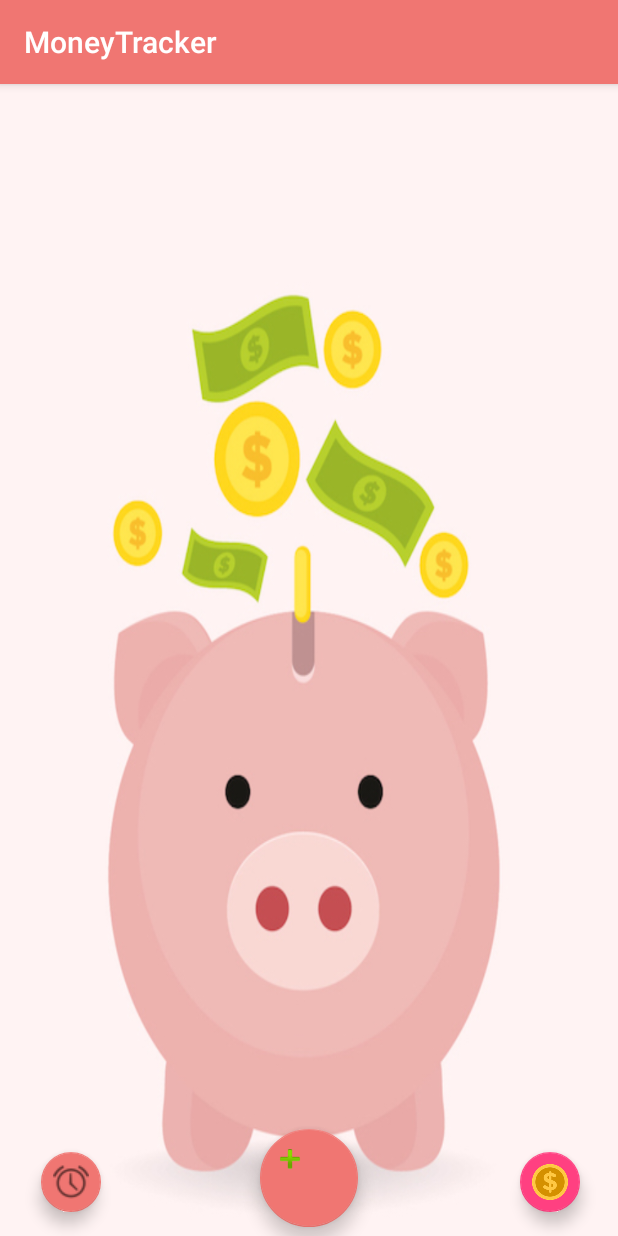
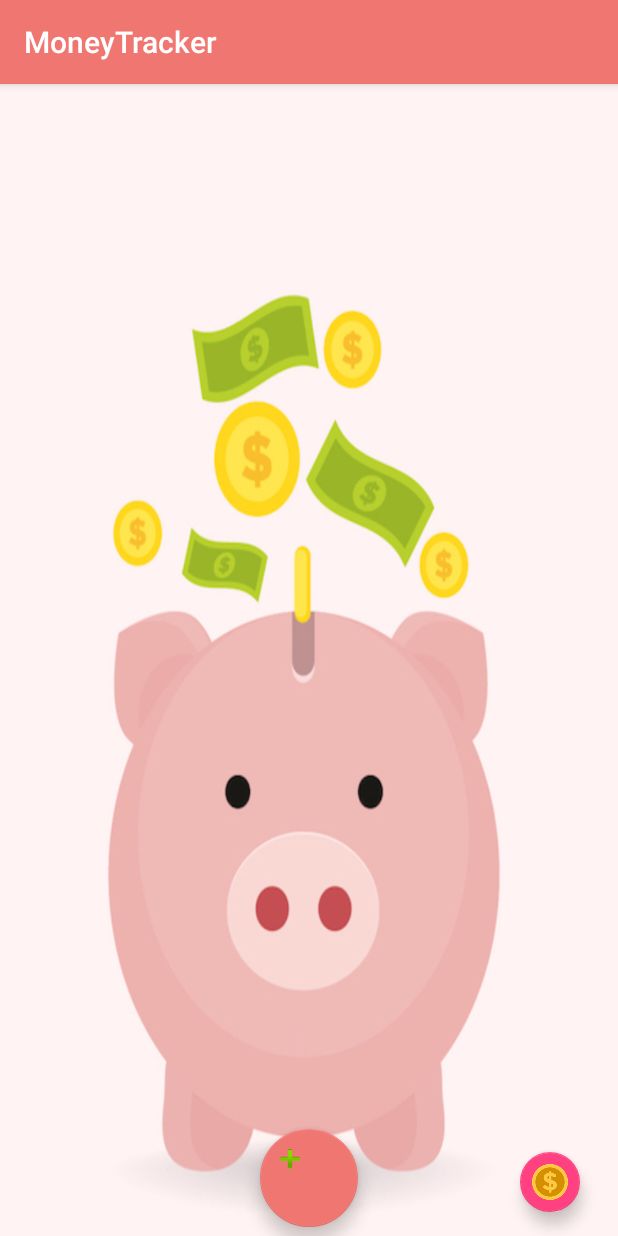
Before and after one commit to littlenune/MoneyTracker, an Android app: the screen it shows after launch (MoneyListActivity), on a phone screen of 412 x 824 dp. Run offline under Robolectric (Android 15) with nearby library versions, the phone set to English and light mode, and no system bars.

Commit message:
remove some images

```diff
--- a/app/src/main/java/com/example/nune/moneytracker/Main/MoneyListActivity.java
+++ b/app/src/main/java/com/example/nune/moneytracker/Main/MoneyListActivity.java
@@ -1,13 +1,21 @@
 package com.example.nune.moneytracker.Main;
 
+import android.app.AlarmManager;
 import android.app.FragmentManager;
+import android.app.NotificationManager;
+import android.app.PendingIntent;
+import android.content.Context;
 import android.content.Intent;
 import android.support.design.widget.FloatingActionButton;
+import android.support.v4.app.TaskStackBuilder;
 import android.support.v7.app.AppCompatActivity;
 import android.os.Bundle;
+import android.support.v7.app.NotificationCompat;
+import android.util.Log;
 import android.view.View;
 import android.widget.AdapterView;
 import android.widget.ListView;
+
 import com.example.nune.moneytracker.Data.MoneyList;
 import com.example.nune.moneytracker.Fragment.MoneyAdapter;
 import com.example.nune.moneytracker.Fragment.MoneyDialog;
@@ -18,7 +26,7 @@ public class MoneyListActivity extends AppCompatActivity implements MoneyDialog.
 
     public static MoneyPresenter presenter;
 
-    public FloatingActionButton createListBtn,notiBtn,savingBtn;
+    public FloatingActionButton createListBtn,savingBtn;
     public ListView moneyListView;
     public static MoneyAdapter adapter;
 
@@ -30,6 +38,7 @@ public class MoneyListActivity extends AppCompatActivity implements MoneyDialog.
 
         presenter = new MoneyPresenter();
         init();
+
     }
 
     private void init(){
@@ -40,6 +49,7 @@ public class MoneyListActivity extends AppCompatActivity implements MoneyDialog.
 
             @Override
             public void onItemClick(AdapterView<?> parent, View view, int position, long id) {
+
                 Intent intent = new Intent(MoneyListActivity.this, ListActivity.class);
                 presenter.setCurrentIndex(position);
                 startActivity(intent);
@@ -67,6 +77,7 @@ public class MoneyListActivity extends AppCompatActivity implements MoneyDialog.
 
             }
         });
+
     }
 
     private void updateAdapter(ArrayList<MoneyList> moneyLists) {
--- a/app/src/main/res/layout/moneylist_activity.xml
+++ b/app/src/main/res/layout/moneylist_activity.xml
@@ -41,21 +41,6 @@
         tools:layout_constraintTop_creator="1" />
 
     <android.support.design.widget.FloatingActionButton
-        android:id="@+id/alarmButton"
-        android:layout_width="wrap_content"
-        android:layout_height="wrap_content"
-        android:layout_marginBottom="16dp"
-        android:layout_marginLeft="27dp"
-        android:layout_marginStart="27dp"
-        android:clickable="true"
-        app:backgroundTint="@color/myColor"
-        app:fabSize="mini"
-        app:layout_constraintBottom_toBottomOf="parent"
-        app:layout_constraintLeft_toLeftOf="parent"
-        app:srcCompat="@android:drawable/ic_lock_idle_alarm"
-        tools:layout_constraintLeft_creator="1" />
-
-    <android.support.design.widget.FloatingActionButton
         android:id="@+id/balanceBtn"
         android:layout_width="wrap_content"
         android:layout_height="wrap_content"
```
Also changed, not shown: app/src/main/res/drawable/bluebg.jpg (deleted), app/src/main/res/drawable/copu.jpg (deleted), app/src/main/res/drawable/pig2.jpg (deleted).
